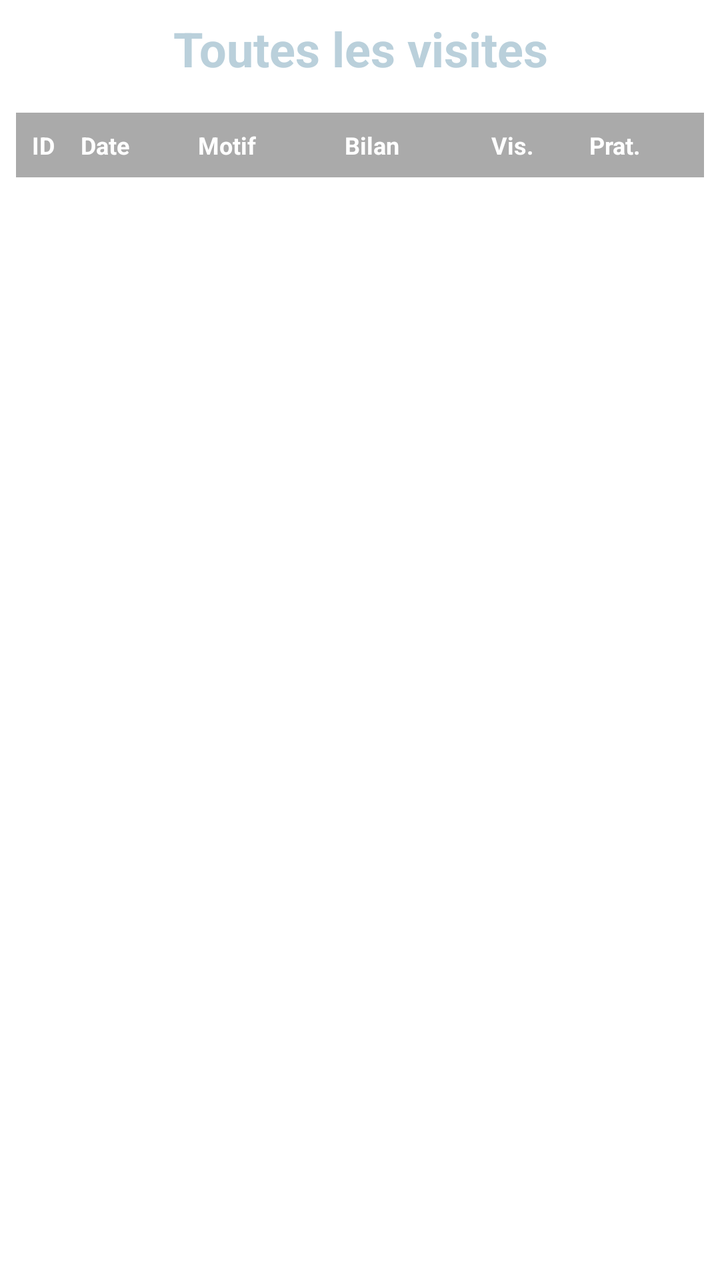
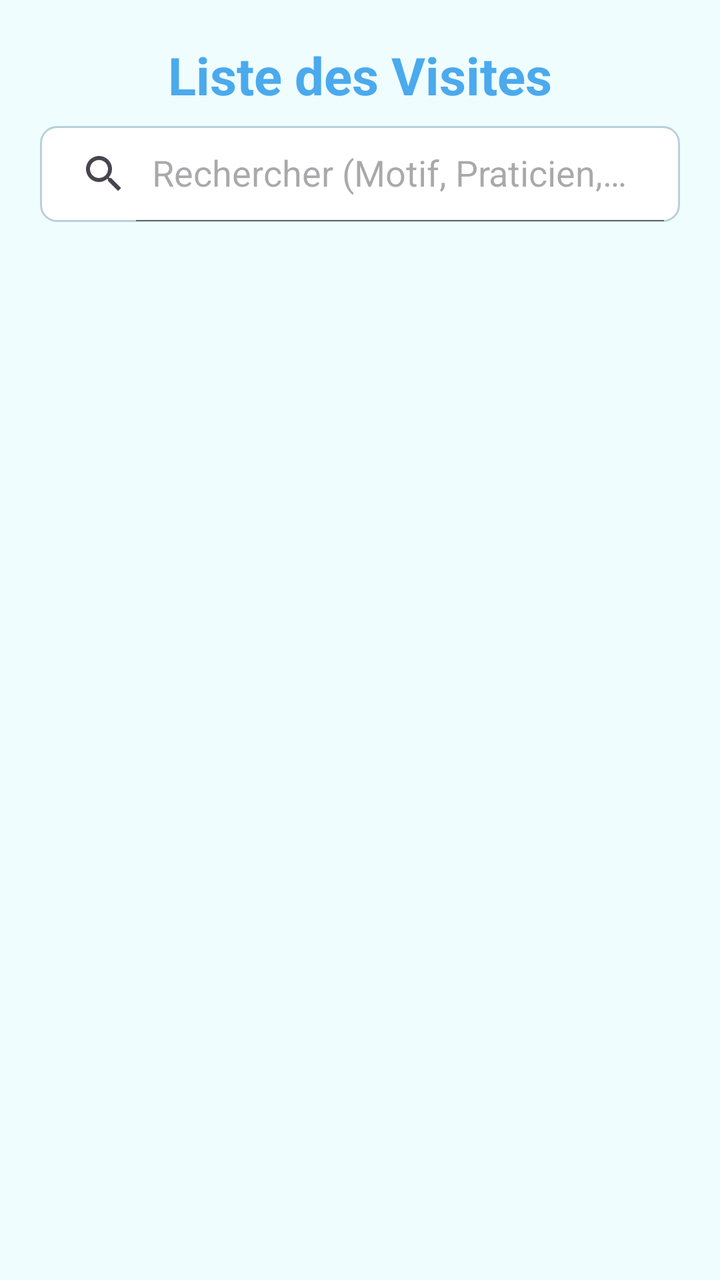

Compare the two renders of this Android layout. The source of the first and the diff that turns it into the second are given below.
<!-- AndroidManifest.xml: application theme Theme.Labolbcandroid -->
<!-- res/layout/fragment_all_visits.xml -->
<?xml version="1.0" encoding="utf-8"?>
<LinearLayout xmlns:android="http://schemas.android.com/apk/res/android"
    android:layout_width="match_parent"
    android:layout_height="match_parent"
    android:orientation="vertical"
    android:padding="8dp"
    android:background="@color/white">

    <TextView
        android:layout_width="match_parent"
        android:layout_height="wrap_content"
        android:text="Toutes les visites"
        android:textColor="@color/blue_dark"
        android:textSize="24sp"
        android:textStyle="bold"
        android:layout_marginBottom="16dp"
        android:gravity="center"/>

    
    <LinearLayout
        android:layout_width="match_parent"
        android:layout_height="wrap_content"
        android:orientation="horizontal"
        android:padding="8dp"
        android:background="@android:color/darker_gray">

        <TextView
            android:layout_width="0dp"
            android:layout_height="wrap_content"
            android:layout_weight="0.5"
            android:text="ID"
            android:textStyle="bold"
            android:textColor="@android:color/white"
            android:textSize="12sp" />

        <TextView
            android:layout_width="0dp"
            android:layout_height="wrap_content"
            android:layout_weight="1.2"
            android:text="Date"
            android:textStyle="bold"
            android:textColor="@android:color/white"
            android:textSize="12sp" />

        <TextView
            android:layout_width="0dp"
            android:layout_height="wrap_content"
            android:layout_weight="1.5"
            android:text="Motif"
            android:textStyle="bold"
            android:textColor="@android:color/white"
            android:textSize="12sp" />

        <TextView
            android:layout_width="0dp"
            android:layout_height="wrap_content"
            android:layout_weight="1.5"
            android:text="Bilan"
            android:textStyle="bold"
            android:textColor="@android:color/white"
            android:textSize="12sp" />

        <TextView
            android:layout_width="0dp"
            android:layout_height="wrap_content"
            android:layout_weight="1"
            android:text="Vis."
            android:textStyle="bold"
            android:textColor="@android:color/white"
            android:textSize="12sp" />

        <TextView
            android:layout_width="0dp"
            android:layout_height="wrap_content"
            android:layout_weight="1"
            android:text="Prat."
            android:textStyle="bold"
            android:textColor="@android:color/white"
            android:textSize="12sp" />
    </LinearLayout>

    <androidx.recyclerview.widget.RecyclerView
        android:id="@+id/rv_visites"
        android:layout_width="match_parent"
        android:layout_height="match_parent" />

</LinearLayout>
<!-- resources referenced by this layout -->
<resources>
  <color name="blue_dark">#BAD0DB</color>
  <color name="white">#FFFFFFFF</color>
  <style name="Theme.Labolbcandroid" parent="Base.Theme.Labolbcandroid" />
  <style name="Base.Theme.Labolbcandroid" parent="Theme.Material3.DayNight.NoActionBar">
          
          
      </style>
</resources>

<!-- the commit's change to res/layout/fragment_all_visits.xml (unified diff, before → after) -->
@@ -1,87 +1,38 @@
 <?xml version="1.0" encoding="utf-8"?>
 <LinearLayout xmlns:android="http://schemas.android.com/apk/res/android"
+    xmlns:app="http://schemas.android.com/apk/res-auto"
     android:layout_width="match_parent"
     android:layout_height="match_parent"
     android:orientation="vertical"
     android:padding="8dp"
-    android:background="@color/white">
+    android:background="@color/background">
 
     <TextView
         android:layout_width="match_parent"
         android:layout_height="wrap_content"
-        android:text="Toutes les visites"
-        android:textColor="@color/blue_dark"
-        android:textSize="24sp"
+        android:text="Liste des Visites"
+        android:textColor="@color/blue_primary"
+        android:textSize="26sp"
         android:textStyle="bold"
-        android:layout_marginBottom="16dp"
+        android:layout_marginTop="12dp"
+        android:layout_marginBottom="8dp"
         android:gravity="center"/>
 
-    
-    <LinearLayout
+    <androidx.appcompat.widget.SearchView
+        android:id="@+id/search_view"
         android:layout_width="match_parent"
         android:layout_height="wrap_content"
-        android:orientation="horizontal"
-        android:padding="8dp"
-        android:background="@android:color/darker_gray">
-
-        <TextView
-            android:layout_width="0dp"
-            android:layout_height="wrap_content"
-            android:layout_weight="0.5"
-            android:text="ID"
-            android:textStyle="bold"
-            android:textColor="@android:color/white"
-            android:textSize="12sp" />
-
-        <TextView
-            android:layout_width="0dp"
-            android:layout_height="wrap_content"
-            android:layout_weight="1.2"
-            android:text="Date"
-            android:textStyle="bold"
-            android:textColor="@android:color/white"
-            android:textSize="12sp" />
-
-        <TextView
-            android:layout_width="0dp"
-            android:layout_height="wrap_content"
-            android:layout_weight="1.5"
-            android:text="Motif"
-            android:textStyle="bold"
-            android:textColor="@android:color/white"
-            android:textSize="12sp" />
-
-        <TextView
-            android:layout_width="0dp"
-            android:layout_height="wrap_content"
-            android:layout_weight="1.5"
-            android:text="Bilan"
-            android:textStyle="bold"
-            android:textColor="@android:color/white"
-            android:textSize="12sp" />
-
-        <TextView
-            android:layout_width="0dp"
-            android:layout_height="wrap_content"
-            android:layout_weight="1"
-            android:text="Vis."
-            android:textStyle="bold"
-            android:textColor="@android:color/white"
-            android:textSize="12sp" />
-
-        <TextView
-            android:layout_width="0dp"
-            android:layout_height="wrap_content"
-            android:layout_weight="1"
-            android:text="Prat."
-            android:textStyle="bold"
-            android:textColor="@android:color/white"
-            android:textSize="12sp" />
-    </LinearLayout>
+        android:layout_marginHorizontal="12dp"
+        android:layout_marginBottom="12dp"
+        android:background="@drawable/search_background"
+        app:iconifiedByDefault="false"
+        app:queryHint="Rechercher (Motif, Praticien, Visiteur)..." />
 
     <androidx.recyclerview.widget.RecyclerView
         android:id="@+id/rv_visites"
         android:layout_width="match_parent"
-        android:layout_height="match_parent" />
+        android:layout_height="match_parent"
+        android:clipToPadding="false"
+        android:paddingBottom="16dp" />
 
 </LinearLayout>
<!-- resource entries referenced after the edit -->
@@ -1,5 +1,16 @@
 <!-- resources referenced by this layout -->
 <resources>
+  <color name="background">#f0fdff</color>
+  <color name="blue_primary">#4AAAED</color>
+  <!-- drawable search_background (drawable) -->
+  <?xml version="1.0" encoding="utf-8"?>
+  <shape xmlns:android="http://schemas.android.com/apk/res/android">
+      <solid android:color="@color/white" />
+      <corners android:radius="8dp" />
+      <stroke
+          android:width="1dp"
+          android:color="@color/blue_dark" />
+  </shape>
   <color name="blue_dark">#BAD0DB</color>
   <color name="white">#FFFFFFFF</color>
   <style name="Theme.Labolbcandroid" parent="Base.Theme.Labolbcandroid" />
